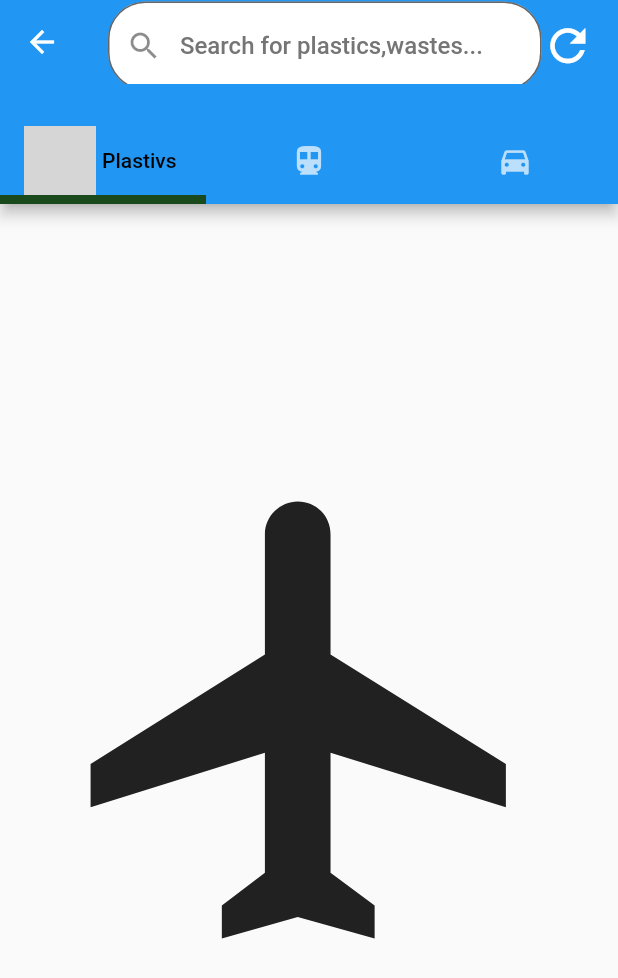
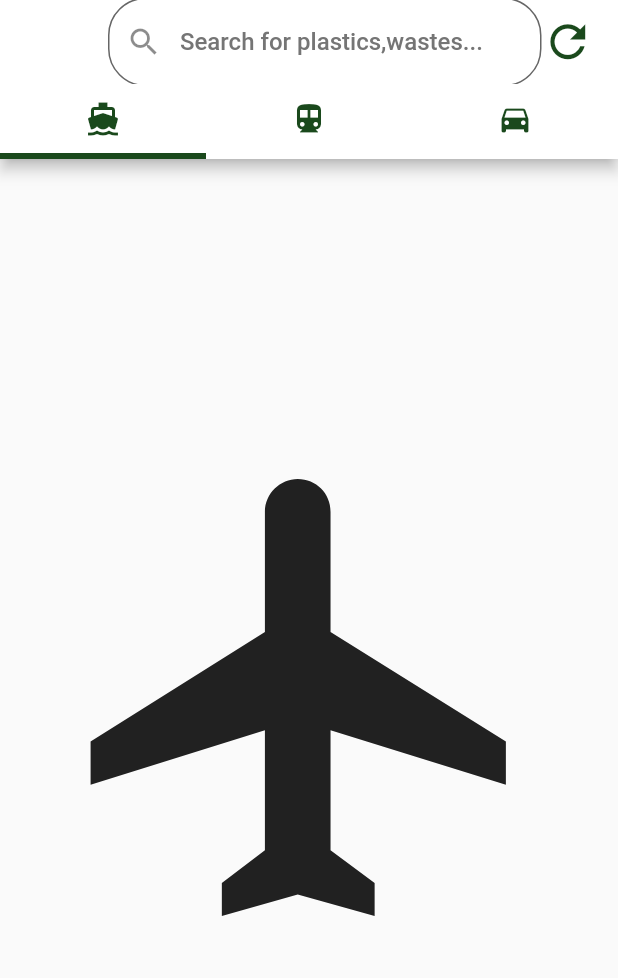
Before and after one commit to emilio-kariuki/ville, a Flutter app: the Items screen opened directly, on a phone screen of 412 x 824 dp. Shown: the top 978 px of the screen. Run offline on Flutter 3.47's test engine with Material 2 defaults, Android fonts, the phone set to English and light mode, and no system bars; our stand-ins replace curved_navigation_bar, dropdown_button2, fl_chart, geolocator, google_fonts, google_maps_flutter and 3 more; missing offline and left inert: colorful_safe_area, location_permissions; grey boxes are pictures that could not be loaded.

Commit message:
March 5, 2022 1:47 PM

```diff
--- a/lib/Screens/items.dart
+++ b/lib/Screens/items.dart
@@ -23,36 +23,22 @@ class _ItemsState extends State<Items> {
       length: 3,
       child: Scaffold(
           appBar: AppBar(
-            bottom: PreferredSize(
-              preferredSize: Size(size.width,80),
-              child: TabBar(
+            backgroundColor: Colors.white,
+            bottom: TabBar(
               // indicatorPadding: EdgeInsets.only(left:50,right:10),
-                indicatorWeight: 6,
+              indicatorWeight: 4,
               indicatorSize: TabBarIndicatorSize.tab,
               indicatorColor: kGreen,
               // isScrollable: true,
               // ignore: prefer_const_literals_to_create_immutables
               tabs: [
-                Tab(
-                  child:Row(
-                    children: [
-                      Indicate(imageUrl: "assets/images/pastic.jpg"),
-                      SizedBox(width: 4),
-                      Text("Plastivs",style:GoogleFonts.roboto(color: Colors.black))
-                    ],
-                  ),
-
-
-                  ),
-                Tab(icon: Icon(Icons.directions_transit)),
-                Tab(icon: Icon(Icons.directions_car)),
+              Tab(icon: Icon(Icons.directions_boat,color: kGreen)),
+              Tab(icon: Icon(Icons.directions_transit,color: kGreen)),
+              Tab(icon: Icon(Icons.directions_car,color:kGreen)),
 
               ],
             ),
-            ),
-            title: Padding(
-              padding: const EdgeInsets.only(top:5),
-              child: Container(
+            title: Container(
               child: Row(
                 children: [
                   Flexible(
@@ -79,9 +65,8 @@ class _ItemsState extends State<Items> {
                       controller: title,
                     ),
                   ),
-                    Icon(Icons.refresh, size: 35),
+                  Icon(Icons.refresh, size: 35,color: kGreen),
                 ],
-                ),
               ),
             ),
           ),
```
Lines whose indentation alone changed are shown as unchanged.
